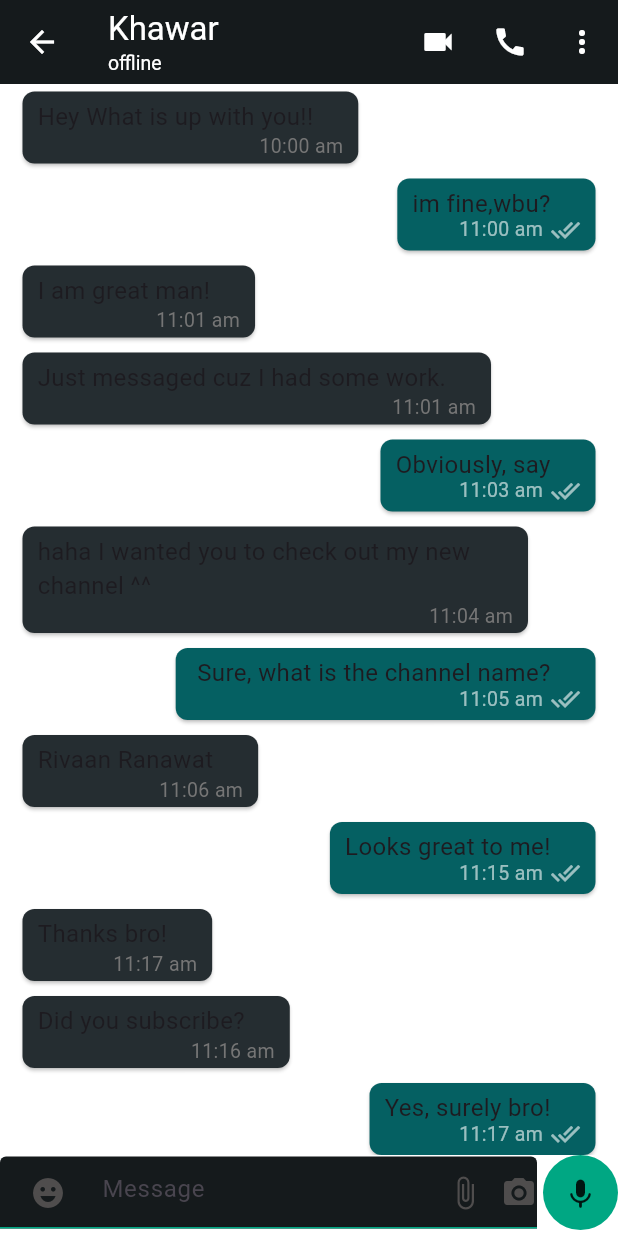
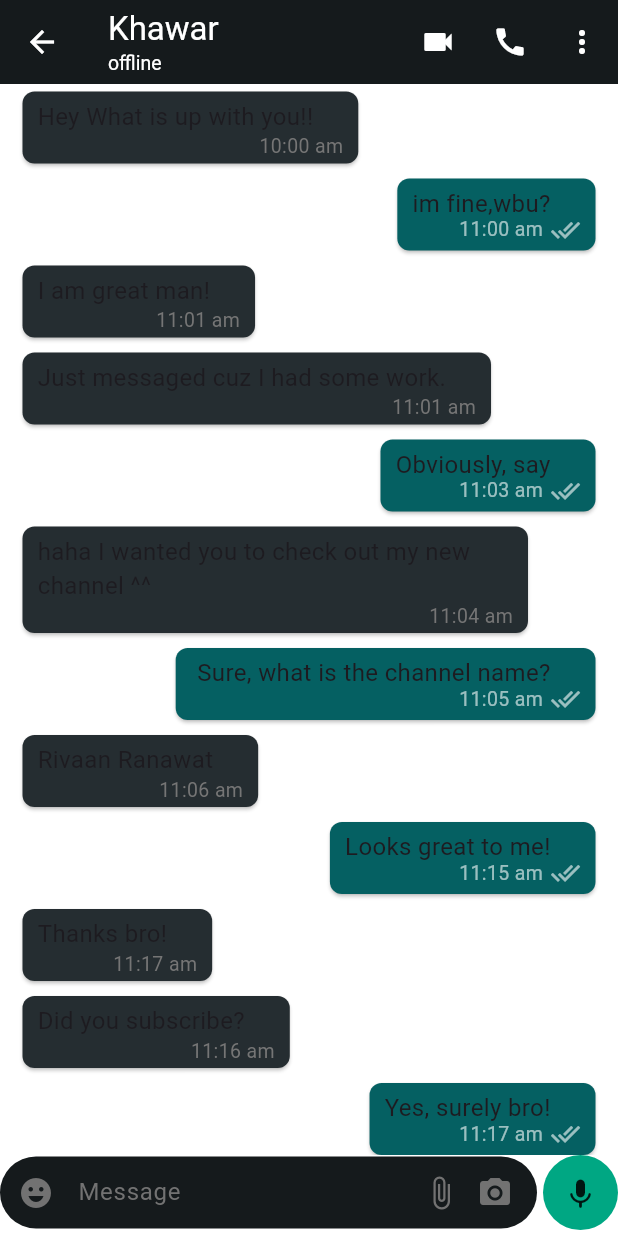
Before and after one commit to Bilawal-Mehfooz-Malik/whatsapp_clone, a Flutter app: the MobileChatScreen screen opened directly, on a phone screen of 412 x 824 dp. Run offline on Flutter 3.47's test engine with Material 3 defaults, Android fonts, the phone set to English and light mode, and no system bars; our stand-ins replace cloud_firestore, country_picker, emoji_picker_flutter, firebase_auth, firebase_core, firebase_storage and 3 more; accounts and stored records are empty.

Commit message:
improved some design

```diff
--- a/lib/features/chat/screens/mobile_chat_screen.dart
+++ b/lib/features/chat/screens/mobile_chat_screen.dart
@@ -8,11 +8,7 @@ import 'package:whatsapp_clone/features/chat/widgets/bottom_text_field.dart';
 import 'package:whatsapp_clone/features/auth/controller/auth_controller.dart';
 
 class MobileChatScreen extends ConsumerStatefulWidget {
-  const MobileChatScreen({
-    super.key,
-    required this.name,
-    required this.uid,
-  });
+  const MobileChatScreen({super.key, required this.name, required this.uid});
 
   final String name;
   final String uid;
@@ -88,6 +84,8 @@ class _MobileChatScreenState extends ConsumerState<MobileChatScreen> {
                 child: BottomChatField(messageController: _messageController),
               ),
               const SizedBox(width: 4),
+
+              // Voice and send button
               Container(
                 width: 50,
                 height: 50,
--- a/lib/features/chat/widgets/bottom_text_field.dart
+++ b/lib/features/chat/widgets/bottom_text_field.dart
@@ -11,20 +11,24 @@ class BottomChatField extends StatelessWidget {
 
   @override
   Widget build(BuildContext context) {
+    final border = OutlineInputBorder(
+      borderSide: BorderSide.none,
+      borderRadius: BorderRadius.circular(25),
+    );
+    const greyColors = Color.fromARGB(255, 114, 114, 114);
     return TextField(
-      style: const TextStyle(color: whiteColor),
       controller: _messageController,
       decoration: InputDecoration(
         filled: true,
+        errorBorder: border,
+        enabledBorder: border,
+        focusedBorder: border,
         fillColor: appBarColor,
 
         //emoji Icon
-        prefixIcon: const Padding(
-          padding: EdgeInsets.symmetric(horizontal: 20.0),
-          child: Icon(
-            Icons.emoji_emotions,
-            color: messageIconColor,
-          ),
+        prefixIcon: const Icon(
+          Icons.emoji_emotions,
+          color: greyColors,
         ),
 
         suffixIcon: const SizedBox(
@@ -35,27 +39,23 @@ class BottomChatField extends StatelessWidget {
               // attach file icon
               Icon(
                 Icons.attach_file,
-                color: messageIconColor,
+                color: greyColors,
               ),
               SizedBox(width: 12),
 
               // camera icon
               Icon(
                 Icons.camera_alt,
-                color: messageIconColor,
+                color: greyColors,
               ),
+              SizedBox(width: 16)
             ],
           ),
         ),
+        border: border,
         hintText: 'Message',
-        border: OutlineInputBorder(
-          borderRadius: BorderRadius.circular(25.0),
-          borderSide: const BorderSide(
-            width: 0,
-            style: BorderStyle.none,
-          ),
-        ),
         contentPadding: const EdgeInsets.all(10),
+        hintStyle: const TextStyle(color: greyColors),
       ),
     );
   }
```
